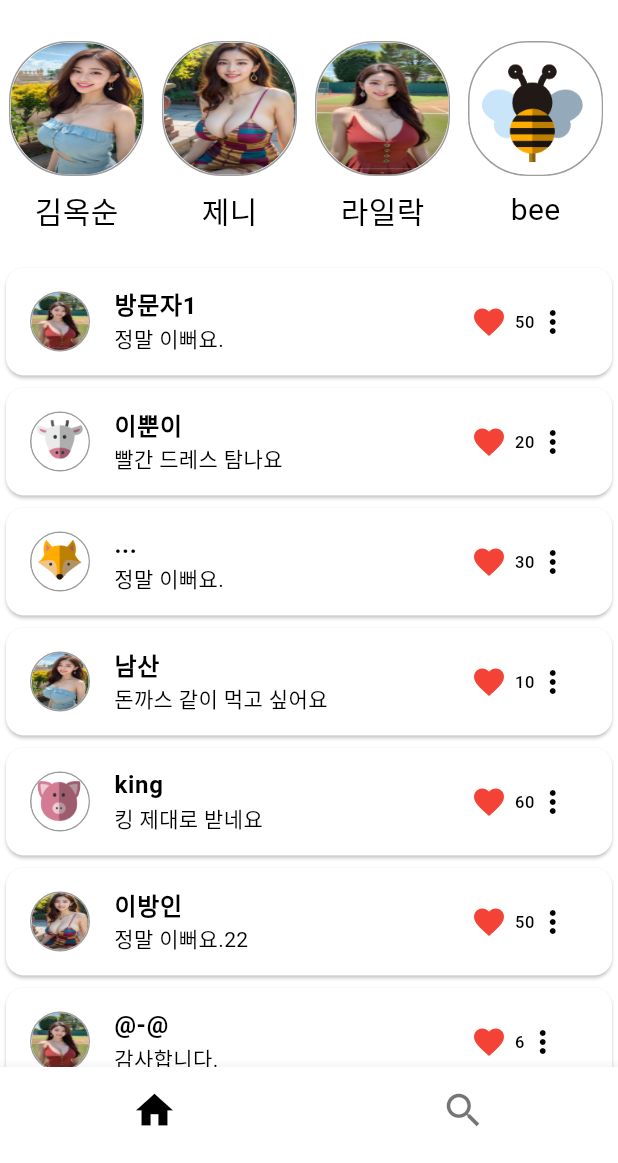
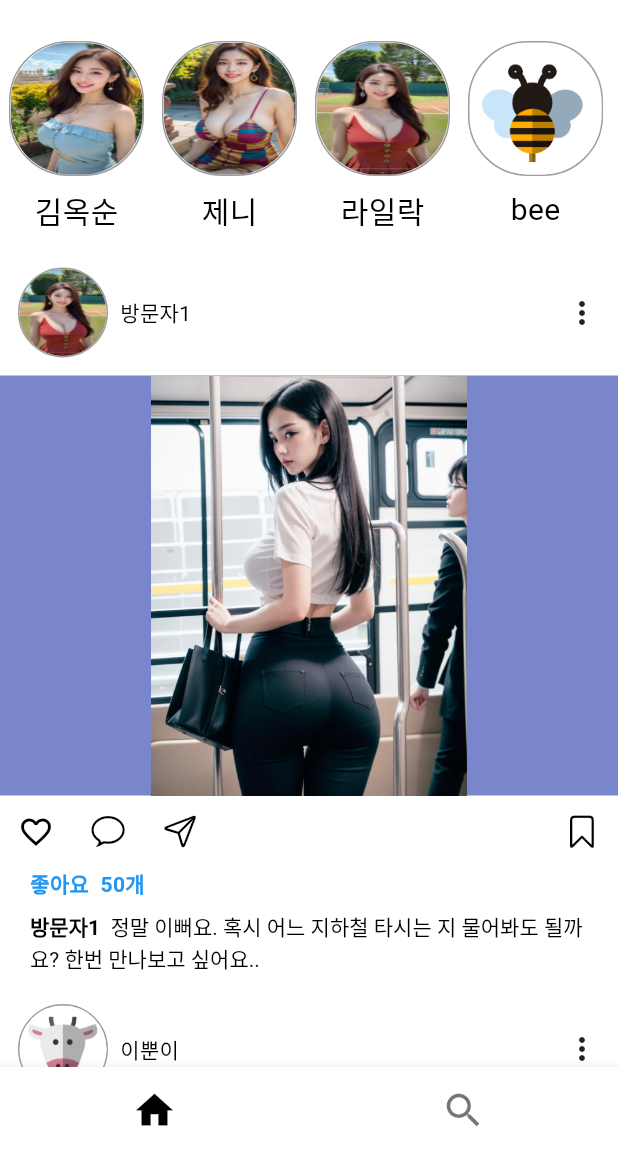
Before and after one commit to shanghanrun/instaclone_ex01, a Flutter app: the screen it shows after launch, on a phone screen of 412 x 824 dp, the part 73-1236 px from its top. Run offline on Flutter 3.47's test engine with Material 3 defaults, Android fonts, the phone set to English and light mode, and no system bars; our stand-ins replace google_fonts.

Commit message:
서치전까지

```diff
--- a/lib/homescreen.dart
+++ b/lib/homescreen.dart
@@ -1,3 +1,4 @@
+import 'package:flutter/cupertino.dart';
 import 'package:flutter/material.dart';
 
 class HomeScreen extends StatelessWidget {
@@ -75,11 +76,13 @@ class StoryArea extends StatelessWidget {
 class FeedData {
   final String userName;
   final String image;
+  final String image2;
   final int likeCount;
   final String content;
   const FeedData({
     required this.userName,
     required this.image,
+    required this.image2,
     required this.likeCount,
     required this.content,
   });
@@ -92,29 +95,59 @@ class FeedList extends StatelessWidget {
   Widget build(BuildContext context) {
     final feedDataList = [
       const FeedData(
-          userName: '방문자1', image: '라일락', likeCount: 50, content: '정말 이뻐요.'),
+          userName: '방문자1',
+          image: '라일락',
+          image2: '1',
+          likeCount: 50,
+          content: '정말 이뻐요. 혹시 어느 지하철 타시는 지 물어봐도 될까요? 한번 만나보고 싶어요..'),
       const FeedData(
-          userName: '이뿐이', image: 'cow', likeCount: 20, content: '빨간 드레스 탐나요'),
+          userName: '이뿐이',
+          image: 'cow',
+          image2: '2',
+          likeCount: 20,
+          content: '검정 미니스커트 탐나요'),
       const FeedData(
-          userName: '...', image: 'fox', likeCount: 30, content: '정말 이뻐요.'),
+          userName: '...',
+          image: 'fox',
+          image2: '라일락',
+          likeCount: 30,
+          content: '정말 이뻐요.'),
       const FeedData(
           userName: '남산',
           image: '김옥순',
+          image2: '3',
           likeCount: 10,
           content: '돈까스 같이 먹고 싶어요'),
       const FeedData(
-          userName: 'king', image: 'pig', likeCount: 60, content: '킹 제대로 받네요'),
+          userName: 'king',
+          image: 'pig',
+          image2: '1',
+          likeCount: 60,
+          content: '킹 제대로 받네요'),
       const FeedData(
-          userName: '이방인', image: '제니', likeCount: 50, content: '정말 이뻐요.22'),
+          userName: '이방인',
+          image: '제니',
+          image2: '제니',
+          likeCount: 50,
+          content: '정말 이뻐요.22'),
       const FeedData(
-          userName: '@-@', image: '라일락', likeCount: 6, content: '감사합니다.'),
+          userName: '@-@',
+          image: '김옥순',
+          image2: '3',
+          likeCount: 6,
+          content: '감사합니다.'),
       const FeedData(
           userName: '# 수사대',
           image: 'monkey',
+          image2: '2',
           likeCount: 17,
           content: '난 니가 여름에 한 일을 알고 있다.'),
       const FeedData(
-          userName: '이쁜이', image: 'bee', likeCount: 6, content: '나만 징그러운 거야?'),
+          userName: '이쁜이',
+          image: 'bee',
+          image2: '라일락',
+          likeCount: 6,
+          content: '나만 징그러운 거야?'),
     ];
 
     return ListView.builder(
@@ -123,27 +156,99 @@ class FeedList extends StatelessWidget {
         itemCount: feedDataList.length,
         itemBuilder: (context, i) {
           final feedData = feedDataList[i];
-          return Card(
-            child: ListTile(
-                leading: makeProfile(feedData.image, 40),
-                trailing: SizedBox(
-                  width: 70,
-                  child: Row(
-                    children: [
-                      const Icon(Icons.favorite, color: Colors.red),
-                      const SizedBox(width: 5),
-                      Text(feedData.likeCount.toString()),
-                      const Icon(Icons.more_vert),
-                    ],
-                  ),
+          return FeedItem(feedData: feedData);
+        });
+  }
+
+  // makeCard(feedData); 로 하게 될 경우 코드
+  // 하지만 제한적이라서 FeedItem(feedData) 위젯으로 만들었다.
+}
+
+class FeedItem extends StatelessWidget {
+  final FeedData feedData;
+  const FeedItem({required this.feedData, super.key});
+
+  @override
+  Widget build(BuildContext context) {
+    return Column(
+      crossAxisAlignment: CrossAxisAlignment.start,
+      children: [
+        Padding(
+            padding: const EdgeInsets.symmetric(vertical: 4, horizontal: 12),
+            child: Row(
+              mainAxisAlignment: MainAxisAlignment.spaceBetween,
+              children: [
+                Row(
+                  children: [
+                    makeProfile(feedData.image, 60),
+                    const SizedBox(width: 8),
+                    Text(feedData.userName),
+                  ],
                 ),
-                title: Text(
-                  feedData.userName,
-                  style: const TextStyle(fontWeight: FontWeight.bold),
+                const Icon(Icons.more_vert),
+              ],
+            )),
+        const SizedBox(height: 8),
+        Container(
+          // 이미지 들어가는 공간
+          width: double.infinity,
+          height: 280,
+          color: Colors.indigo.shade300,
+          child: Image.asset('images/${feedData.image2}.png',
+              height: 200, fit: BoxFit.contain),
+        ),
+        Row(
+          mainAxisAlignment: MainAxisAlignment.spaceBetween,
+          children: [
+            Row(
+              // icon 들이 있는 곳
+              children: [
+                IconButton(
+                  icon: const Icon(Icons.favorite_outline),
+                  onPressed: () {},
                 ),
-                subtitle: Text(feedData.content)),
-          );
-        });
+                IconButton(
+                  icon: const Icon(CupertinoIcons.chat_bubble),
+                  onPressed: () {},
+                ),
+                IconButton(
+                  icon: const Icon(CupertinoIcons.paperplane),
+                  onPressed: () {},
+                ),
+              ],
+            ),
+            IconButton(
+              icon: const Icon(CupertinoIcons.bookmark),
+              onPressed: () {},
+            ),
+          ],
+        ),
+        Padding(
+          padding: const EdgeInsets.only(left: 20.0),
+          child: Text(
+            '좋아요  ${feedData.likeCount}개',
+            style: const TextStyle(
+                fontWeight: FontWeight.bold, color: Colors.blue),
+          ),
+        ),
+        Padding(
+          padding: const EdgeInsets.symmetric(vertical: 8, horizontal: 20),
+          child: RichText(
+              text: TextSpan(
+            children: [
+              TextSpan(
+                text: feedData.userName,
+                style: const TextStyle(fontWeight: FontWeight.bold),
+              ),
+              const TextSpan(text: '  '),
+              TextSpan(text: feedData.content)
+            ],
+            style: const TextStyle(color: Colors.black),
+          )),
+        ),
+        const SizedBox(height: 8),
+      ],
+    );
   }
 
   Widget makeProfile(String image, double size) {
@@ -161,4 +266,29 @@ class FeedList extends StatelessWidget {
       ),
     );
   }
+
+  // 아래 메소드는 사실 makeProfile()과 함께, FeedList클래스에
+  // 들어가야 되는 것이다. 그냥 임시로 여기에 저장해 둔다.
+  Card makeCard(FeedData feedData) {
+    return Card(
+      child: ListTile(
+          leading: makeProfile(feedData.image, 40),
+          trailing: SizedBox(
+            width: 70,
+            child: Row(
+              children: [
+                const Icon(Icons.favorite, color: Colors.red),
+                const SizedBox(width: 5),
+                Text(feedData.likeCount.toString()),
+                const Icon(Icons.more_vert),
+              ],
+            ),
+          ),
+          title: Text(
+            feedData.userName,
+            style: const TextStyle(fontWeight: FontWeight.bold),
+          ),
+          subtitle: Text(feedData.content)),
+    );
+  }
 }
--- a/lib/main.dart
+++ b/lib/main.dart
@@ -49,9 +49,11 @@ class _InstaHomeState extends State<InstaHome> {
   @override
   Widget build(BuildContext context) {
     return Scaffold(
-      appBar: AppBar(
+      appBar: index == 0
+          ? AppBar(
               title: Text('Instagram',
-            style: GoogleFonts.lobsterTwo(color: Colors.black, fontSize: 32)),
+                  style: GoogleFonts.lobsterTwo(
+                      color: Colors.black, fontSize: 32)),
               centerTitle: false,
               actions: [
                 IconButton(
@@ -63,7 +65,8 @@ class _InstaHomeState extends State<InstaHome> {
                   onPressed: () {},
                 ),
               ],
-      ),
+            )
+          : null, // 혹은 SizeBox()
       body: InstaBody(index: index),
       bottomNavigationBar: BottomNavigationBar(
         currentIndex: index,
```
Also changed, not shown: images/1.png (added), images/2.png (added), images/3.png (added). Lines whose indentation alone changed are shown as unchanged.
